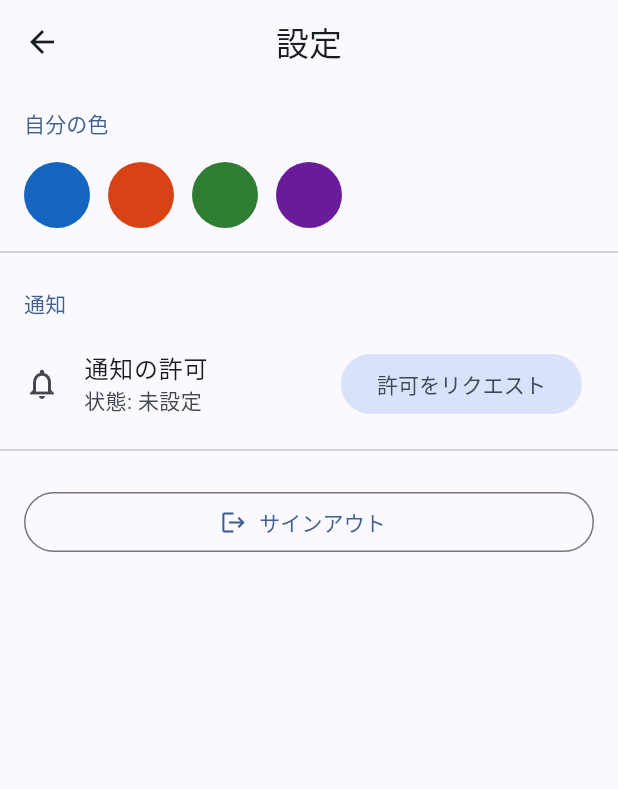
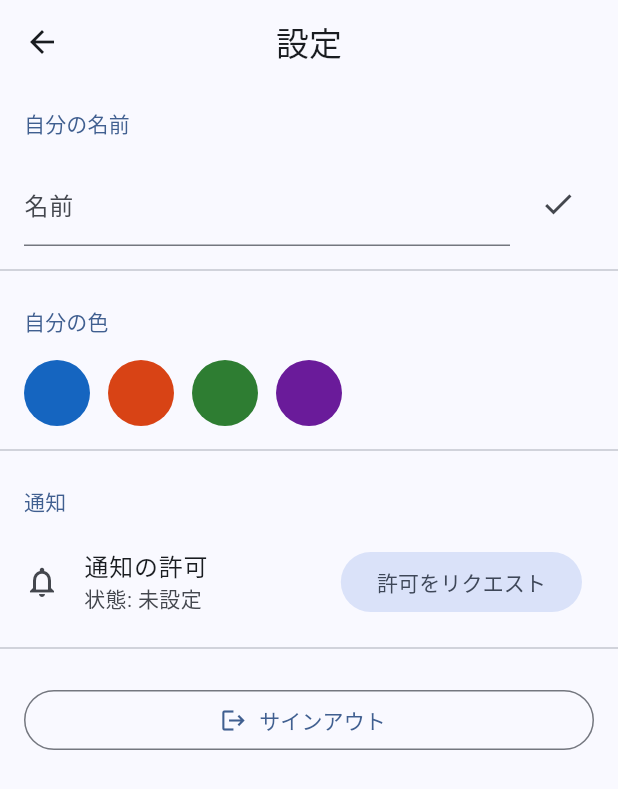
Before and after one commit to Yokochi513/KanSuke, a Flutter app: the SettingsScreen screen opened by its route, on a phone screen of 412 x 824 dp. Shown: the top 789 px of the screen. Run offline on Flutter 3.47's test engine with Material 3 defaults, Android fonts, the phone set to English and light mode, and no system bars; our stand-ins replace cloud_firestore, firebase_auth, firebase_core, flutter_riverpod, google_sign_in, sign_in_with_apple and 1 more; missing offline and left inert: google_sign_in_web; accounts and stored records are empty.

Commit message:
表示名を変更可能に

```diff
--- a/lib/features/settings/presentation/settings_screen.dart
+++ b/lib/features/settings/presentation/settings_screen.dart
@@ -18,14 +18,17 @@ class SettingsScreen extends ConsumerWidget {
     return Scaffold(
       appBar: AppBar(title: const Text('設定')),
       body: ListView(
-        children: const [
-          _SectionHeader('自分の色'),
-          _ColorSection(),
-          Divider(),
-          _SectionHeader('通知'),
-          _NotificationSection(),
-          Divider(),
-          _SignOutSection(),
+        children: [
+          const _SectionHeader('自分の名前'),
+          const _NameSection(),
+          const Divider(),
+          const _SectionHeader('自分の色'),
+          const _ColorSection(),
+          const Divider(),
+          const _SectionHeader('通知'),
+          const _NotificationSection(),
+          const Divider(),
+          const _SignOutSection(),
         ],
       ),
     );
@@ -46,6 +49,79 @@ class _SectionHeader extends StatelessWidget {
         style: Theme.of(context).textTheme.titleSmall?.copyWith(
           color: Theme.of(context).colorScheme.primary,
         ),
+      ),
+    );
+  }
+}
+
+/// 自分の表示名を変更する（本人のみ更新可、FR-2 / §2.2）。
+class _NameSection extends ConsumerStatefulWidget {
+  const _NameSection();
+
+  @override
+  ConsumerState<_NameSection> createState() => _NameSectionState();
+}
+
+class _NameSectionState extends ConsumerState<_NameSection> {
+  final _controller = TextEditingController();
+  bool _initialized = false;
+  bool _saving = false;
+
+  @override
+  void dispose() {
+    _controller.dispose();
+    super.dispose();
+  }
+
+  Future<void> _save(String uid) async {
+    final name = _controller.text.trim();
+    if (name.isEmpty) {
+      return;
+    }
+    setState(() => _saving = true);
+    try {
+      await ref.read(userRepositoryProvider).updateName(uid, name);
+    } finally {
+      if (mounted) {
+        setState(() => _saving = false);
+      }
+    }
+  }
+
+  @override
+  Widget build(BuildContext context) {
+    final uid = ref.watch(currentUidProvider);
+    final currentName = ref.watch(currentUserProvider).asData?.value?.name;
+    if (!_initialized && currentName != null) {
+      _controller.text = currentName;
+      _initialized = true;
+    }
+    final canSave = uid != null && !_saving;
+
+    return Padding(
+      padding: const EdgeInsets.symmetric(horizontal: 16, vertical: 8),
+      child: Row(
+        children: [
+          Expanded(
+            child: TextField(
+              controller: _controller,
+              enabled: canSave,
+              decoration: const InputDecoration(labelText: '名前'),
+              onSubmitted: canSave ? (_) => _save(uid) : null,
+            ),
+          ),
+          const SizedBox(width: 8),
+          IconButton(
+            icon: _saving
+                ? const SizedBox(
+                    width: 20,
+                    height: 20,
+                    child: CircularProgressIndicator(strokeWidth: 2),
+                  )
+                : const Icon(Icons.check),
+            onPressed: canSave ? () => _save(uid) : null,
+          ),
+        ],
       ),
     );
   }
```
Also changed, not shown: lib/features/users/data/user_repository.dart (+10 -0 lines), 2 other files.
